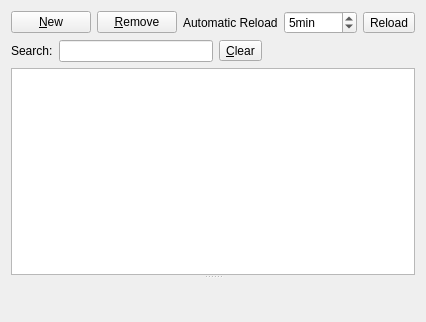
The window that client/src/pages/page.ui (KDAB/FatCRM) describes before a commit, drawn with Qt 5.
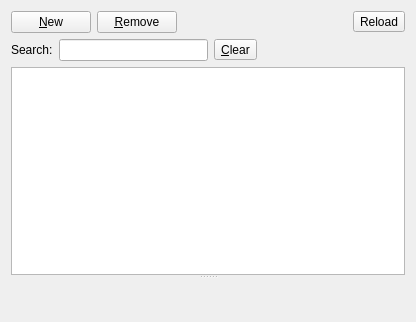
The same window after the commit. Custom widgets are drawn as their Qt base class.

Commit message:
Move sync-interval config to the resource config dialog
(like we do in the IMAP resource)

This de-clutters the GUI a bit, we don't need this per-folder and always-visible.

What changed in the file:
```diff
--- a/client/src/pages/page.ui
+++ b/client/src/pages/page.ui
@@ -43,32 +43,6 @@
        </property>
       </spacer>
      </item>
-     <item>
-      <widget class="QLabel" name="label">
-       <property name="text">
-        <string>Automatic Reload</string>
-       </property>
-      </widget>
-     </item>
-     <item>
-      <widget class="QSpinBox" name="reloadSB">
-       <property name="specialValueText">
-        <string>Disabled</string>
-       </property>
-       <property name="suffix">
-        <string>min</string>
-       </property>
-       <property name="minimum">
-        <number>4</number>
-       </property>
-       <property name="maximum">
-        <number>1000</number>
-       </property>
-       <property name="value">
-        <number>5</number>
-       </property>
-      </widget>
-     </item>
      <item>
       <widget class="QToolButton" name="reloadPB">
        <property name="text">
```
The commit also changes 7 other files.
